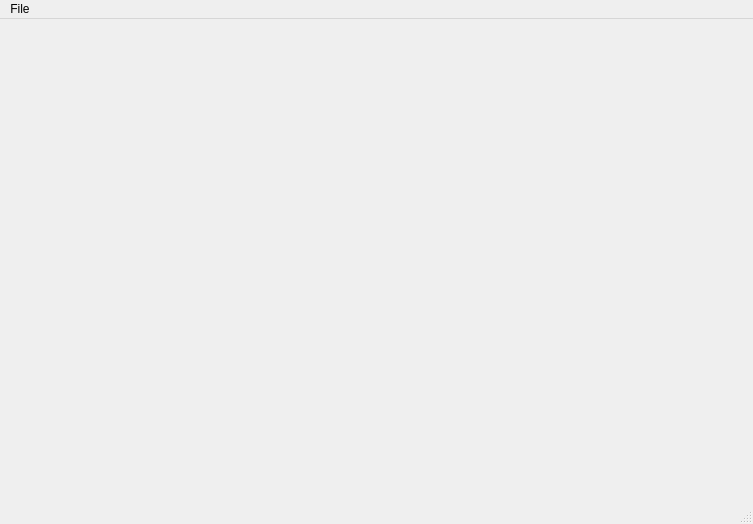
The window that MainWindow.ui (FromtonRouge/KaladriusTrainer) describes before a commit, drawn with Qt 5.
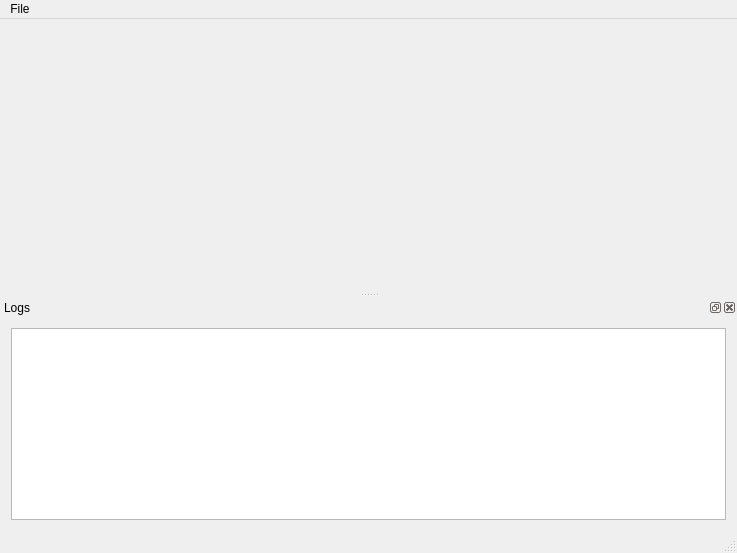
The same window after the commit. Icons and pictures are not drawn.

```diff
--- a/MainWindow.ui
+++ b/MainWindow.ui
@@ -6,8 +6,8 @@
    <rect>
     <x>0</x>
     <y>0</y>
-    <width>753</width>
-    <height>524</height>
+    <width>737</width>
+    <height>553</height>
    </rect>
   </property>
   <property name="windowTitle">
@@ -23,8 +23,8 @@
     <rect>
      <x>0</x>
      <y>0</y>
-     <width>753</width>
-     <height>25</height>
+     <width>737</width>
+     <height>21</height>
     </rect>
    </property>
    <widget class="QMenu" name="menuFile">
@@ -52,6 +52,25 @@
    <addaction name="menuFile"/>
   </widget>
   <widget class="QStatusBar" name="statusBar"/>
+  <widget class="QDockWidget" name="dockWidget">
+   <property name="windowTitle">
+    <string>Logs</string>
+   </property>
+   <attribute name="dockWidgetArea">
+    <number>8</number>
+   </attribute>
+   <widget class="QWidget" name="dockWidgetContents">
+    <layout class="QGridLayout" name="gridLayout">
+     <item row="0" column="0">
+      <widget class="QTextEdit" name="textEditLogs">
+       <property name="readOnly">
+        <bool>true</bool>
+       </property>
+      </widget>
+     </item>
+    </layout>
+   </widget>
+  </widget>
   <action name="actionQuit">
    <property name="icon">
     <iconset resource="ProgrammerStenoTutor.qrc">
```
